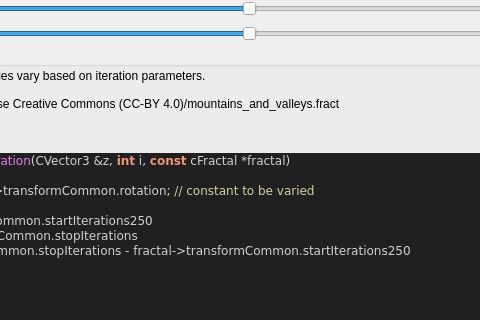
First picture: the form in mandelbulber2/formula/ui/fractal_transf_rotation_vary_v1.ui, repository buddhi1980/mandelbulber2, before the edit; both pictures show x 188 to 668 and y 203 to 523 of the 880 by 833 pixel window.
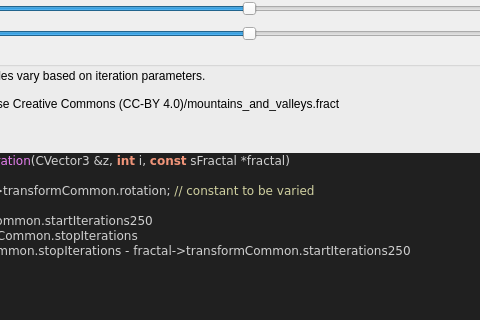
Second picture: the form after the edit. Custom widgets are drawn as their Qt base class.

```diff
--- a/mandelbulber2/formula/ui/fractal_transf_rotation_vary_v1.ui
+++ b/mandelbulber2/formula/ui/fractal_transf_rotation_vary_v1.ui
@@ -472,7 +472,7 @@
 &lt;/table&gt;
 &lt;br&gt;&lt;b&gt;Examples using this formula&lt;/b&gt;&lt;br&gt;Robert Pancoast collection - license Creative Commons (CC-BY 4.0)/mountains_and_valleys.fract&lt;h3&gt;Code&lt;/h3&gt;
 &lt;body style=&quot;background-color:#202020&quot;&gt;
-&lt;pre style=&quot;color:#d0d0d0; background-color:#202020;  font-family:'Courier New',monospace;&quot;&gt;&lt;span style=&quot;color:#f09479; font-weight:bold&quot;&gt;void&lt;/span&gt; &lt;span style=&quot;color:#e47eed&quot;&gt;TransfRotationVaryV1Iteration&lt;/span&gt;&lt;span style=&quot;color:#d0d0d0&quot;&gt;(&lt;/span&gt;CVector3 &lt;span style=&quot;color:#d0d0d0&quot;&gt;&amp;amp;&lt;/span&gt;z&lt;span style=&quot;color:#d0d0d0&quot;&gt;,&lt;/span&gt; &lt;span style=&quot;color:#f09479; font-weight:bold&quot;&gt;int&lt;/span&gt; i&lt;span style=&quot;color:#d0d0d0&quot;&gt;,&lt;/span&gt; &lt;span style=&quot;color:#f09479; font-weight:bold&quot;&gt;const&lt;/span&gt; cFractal &lt;span style=&quot;color:#d0d0d0&quot;&gt;*&lt;/span&gt;fractal&lt;span style=&quot;color:#d0d0d0&quot;&gt;)&lt;/span&gt;
+&lt;pre style=&quot;color:#d0d0d0; background-color:#202020;  font-family:'Courier New',monospace;&quot;&gt;&lt;span style=&quot;color:#f09479; font-weight:bold&quot;&gt;void&lt;/span&gt; &lt;span style=&quot;color:#e47eed&quot;&gt;TransfRotationVaryV1Iteration&lt;/span&gt;&lt;span style=&quot;color:#d0d0d0&quot;&gt;(&lt;/span&gt;CVector3 &lt;span style=&quot;color:#d0d0d0&quot;&gt;&amp;amp;&lt;/span&gt;z&lt;span style=&quot;color:#d0d0d0&quot;&gt;,&lt;/span&gt; &lt;span style=&quot;color:#f09479; font-weight:bold&quot;&gt;int&lt;/span&gt; i&lt;span style=&quot;color:#d0d0d0&quot;&gt;,&lt;/span&gt; &lt;span style=&quot;color:#f09479; font-weight:bold&quot;&gt;const&lt;/span&gt; sFractal &lt;span style=&quot;color:#d0d0d0&quot;&gt;*&lt;/span&gt;fractal&lt;span style=&quot;color:#d0d0d0&quot;&gt;)&lt;/span&gt;
 &lt;span style=&quot;color:#d0d0d0&quot;&gt;{&lt;/span&gt;
   CVector3 tempVC &lt;span style=&quot;color:#d0d0d0&quot;&gt;=&lt;/span&gt; fractal&lt;span style=&quot;color:#d0d0d0&quot;&gt;-&amp;gt;&lt;/span&gt;transformCommon&lt;span style=&quot;color:#d0d0d0&quot;&gt;.&lt;/span&gt;rotation&lt;span style=&quot;color:#d0d0d0&quot;&gt;;&lt;/span&gt; &lt;span style=&quot;color:#d0d0a0&quot;&gt;// constant to be varied&lt;/span&gt;
 
```
